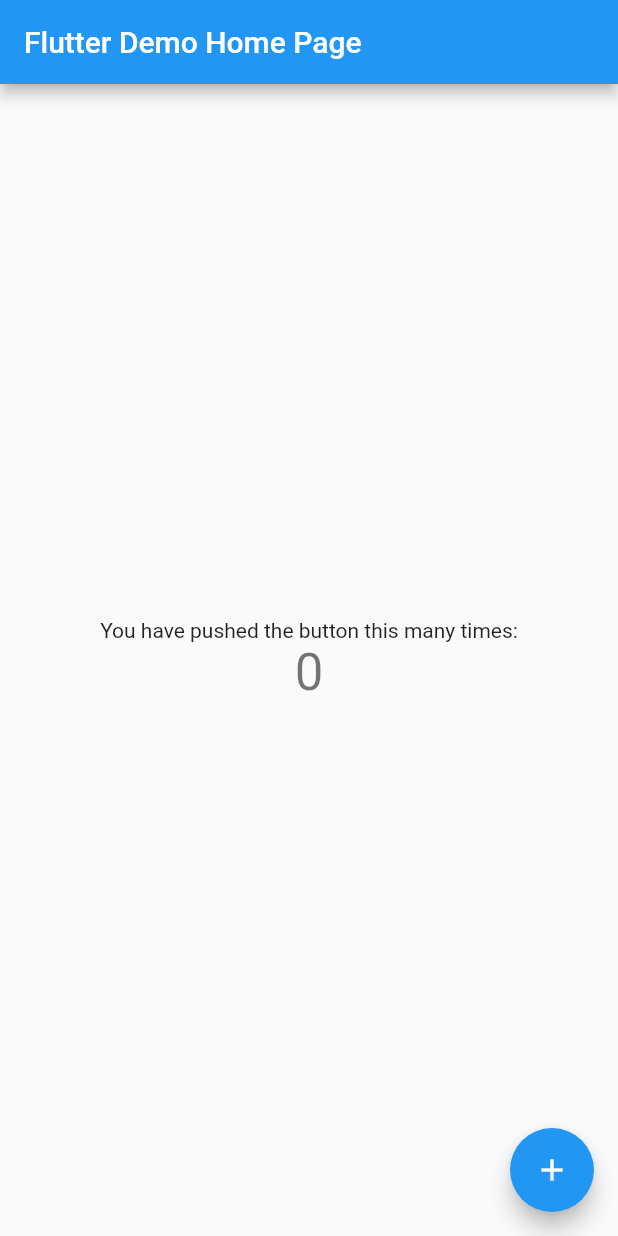
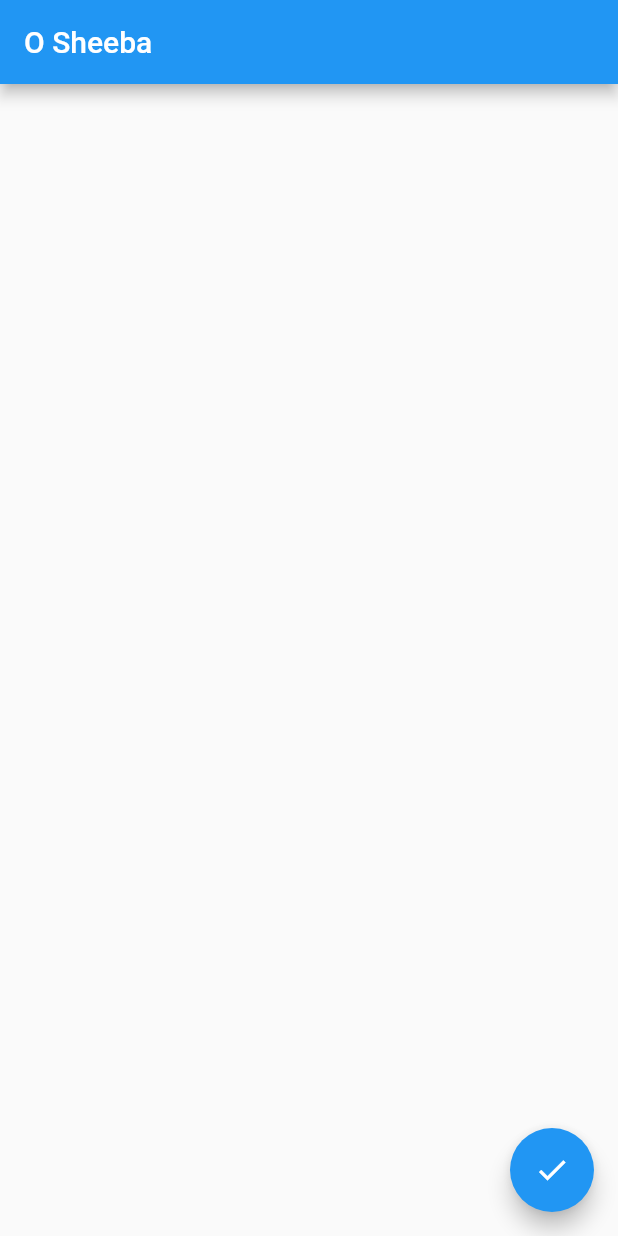
Before and after one commit to mujabrizvi/FirstFlutterApp, a Flutter app: the screen it shows after launch, on a phone screen of 412 x 824 dp. Run offline on Flutter 3.47's test engine with Material 2 defaults, Android fonts, the phone set to English and light mode, and no system bars.

Commit message:
Trying to understand widgets

```diff
--- a/lib/main.dart
+++ b/lib/main.dart
@@ -1,113 +1,43 @@
+//i need to import a helper library
+// from flutter to get content on screen
 import 'package:flutter/material.dart';
 
-void main() => runApp(MyApp());
 
-class MyApp extends StatelessWidget {
-  // This widget is the root of your application.
-  @override
-  Widget build(BuildContext context) {
-    return MaterialApp(
-      title: 'Flutter Demo',
-      theme: ThemeData(
-        // This is the theme of your application.
-        //
-        // Try running your application with "flutter run". You'll see the
-        // application has a blue toolbar. Then, without quitting the app, try
-        // changing the primarySwatch below to Colors.green and then invoke
-        // "hot reload" (press "r" in the console where you ran "flutter run",
-        // or simply save your changes to "hot reload" in a Flutter IDE).
-        // Notice that the counter didn't reset back to zero; the application
-        // is not restarted.
-        primarySwatch: Colors.blue,
+//define the   'main' function to run when our app starts
+
+void main()
+{
+  //MaterialApp contains the core functionalities of our app
+  var app = MaterialApp(
+    //named parameter which is used as default route
+    //or widget to show on our screen when the application first starts up
+    //to this we assigned a scaffold
+    home:Scaffold(
+
+      appBar: AppBar(
+        title: Text("O Sheeba"
+        ),
       ),
-      home: MyHomePage(title: 'Flutter Demo Home Page'),
-    );
-  }
+
+      floatingActionButton: FloatingActionButton(
+        //child: Text("+"),
+
+        //to place anything inside this button i used the child parameter
+        child: Icon(Icons.check),
+        ///////////////////////////////////////////////////////////////////////////////////////////////backgroundColor: Colors.lightGreenAccent,
+        //this function is called when the button is pressed
+        onPressed: (){
+          print("O SHEEBA PAYARA");
+        },
+      ),
+
+
+    ),
+
+  );
+
+
+  runApp(app);
 }
 
-class MyHomePage extends StatefulWidget {
-  MyHomePage({Key key, this.title}) : super(key: key);
-
-  // This widget is the home page of your application. It is stateful, meaning
-  // that it has a State object (defined below) that contains fields that affect
-  // how it looks.
-
-  // This class is the configuration for the state. It holds the values (in this
-  // case the title) provided by the parent (in this case the App widget) and
-  // used by the build method of the State. Fields in a Widget subclass are
-  // always marked "final".
-
-  final String title;
-
-  @override
-  _MyHomePageState createState() => _MyHomePageState();
-}
-
-class _MyHomePageState extends State<MyHomePage> {
-  int _counter = 0;
-
-  void _incrementCounter() {
-    setState(() {
-      // This call to setState tells the Flutter framework that something has
-      // changed in this State, which causes it to rerun the build method below
-      // so that the display can reflect the updated values. If we changed
-      // _counter without calling setState(), then the build method would not be
-      // called again, and so nothing would appear to happen.
-      _counter++;
-    });
-  }
-
-  @override
-  Widget build(BuildContext context) {
-    // This method is rerun every time setState is called, for instance as done
-    // by the _incrementCounter method above.
-    //
-    // The Flutter framework has been optimized to make rerunning build methods
-    // fast, so that you can just rebuild anything that needs updating rather
-    // than having to individually change instances of widgets.
-    return Scaffold(
-      appBar: AppBar(
-        // Here we take the value from the MyHomePage object that was created by
-        // the App.build method, and use it to set our appbar title.
-        title: Text(widget.title),
-      ),
-      body: Center(
-        // Center is a layout widget. It takes a single child and positions it
-        // in the middle of the parent.
-        child: Column(
-          // Column is also a layout widget. It takes a list of children and
-          // arranges them vertically. By default, it sizes itself to fit its
-          // children horizontally, and tries to be as tall as its parent.
-          //
-          // Invoke "debug painting" (press "p" in the console, choose the
-          // "Toggle Debug Paint" action from the Flutter Inspector in Android
-          // Studio, or the "Toggle Debug Paint" command in Visual Studio Code)
-          // to see the wireframe for each widget.
-          //
-          // Column has various properties to control how it sizes itself and
-          // how it positions its children. Here we use mainAxisAlignment to
-          // center the children vertically; the main axis here is the vertical
-          // axis because Columns are vertical (the cross axis would be
-          // horizontal).
-          mainAxisAlignment: MainAxisAlignment.center,
-          children: <Widget>[
-            Text(
-              'You have pushed the button this many times:',
-            ),
-            Text(
-              '$_counter',
-              style: Theme.of(context).textTheme.display1,
-            ),
-          ],
-        ),
-      ),
-      floatingActionButton: FloatingActionButton(
-        onPressed: _incrementCounter,
-        //tooltip: 'Increment',
-
-        tooltip: 'Increeement',
-        child: Icon(Icons.add),
-      ), // This trailing comma makes auto-formatting nicer for build methods.
-    );
-  }
-}
+//create a new text widget to show some text on the screen
```
